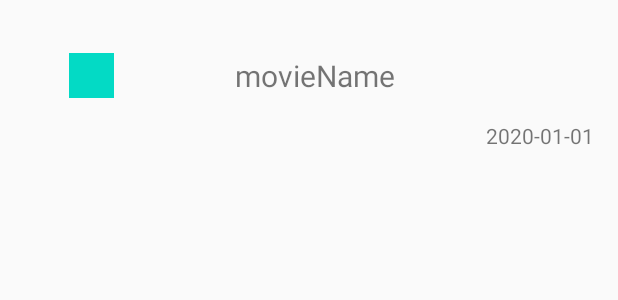
After one commit to Jamong435/Dateapplication, an Android app: the layout recyclerview_item.xml on its own in the app's theme, with its tools: preview values and no code run, on a phone screen of 412 x 824 dp. The commit adds this screen. Shown: the top 300 px of the screen. Run offline under Robolectric (Android 15) with nearby library versions, the phone set to English and light mode, and no system bars; network calls fail.

Commit message:
recyclerview

```diff
--- a/app/src/main/java/com/kim9212/dateapplication/MapActivity.java
+++ b/app/src/main/java/com/kim9212/dateapplication/MapActivity.java
@@ -168,6 +168,8 @@ public class MapActivity extends AppCompatActivity  {
 
 
     public void clickbtn2(View view) {
+        Intent intent = new Intent(this,MovieListActivity.class);
+        startActivity(intent);
 
 
     }
--- a/app/src/main/java/com/kim9212/dateapplication/MyAdapter.java
+++ b/app/src/main/java/com/kim9212/dateapplication/MyAdapter.java
@@ -78,4 +78,5 @@ public class MyAdapter extends RecyclerView.Adapter {
             this.tv_where = tv_where;
         }
     }
+
 }
--- /dev/null
+++ b/app/src/main/res/layout/recyclerview_item.xml
@@ -0,0 +1,43 @@
+<?xml version="1.0" encoding="utf-8"?>
+<androidx.constraintlayout.widget.ConstraintLayout xmlns:android="http://schemas.android.com/apk/res/android"
+    xmlns:app="http://schemas.android.com/apk/res-auto"
+    android:layout_width="match_parent"
+    android:layout_height="100dp"
+    xmlns:tools="http://schemas.android.com/tools">
+    <TextView
+        android:id="@+id/tv_rank"
+        android:layout_width="30dp"
+        android:layout_height="30dp"
+        android:background="@color/colorAccent"
+        android:textSize="24sp"
+        android:textColor="#FFFFFF"
+        android:gravity="center"
+        app:layout_constraintBottom_toBottomOf="parent"
+        app:layout_constraintEnd_toEndOf="parent"
+        app:layout_constraintHorizontal_bias="0.12"
+        app:layout_constraintStart_toStartOf="parent"
+        app:layout_constraintTop_toTopOf="parent"
+        app:layout_constraintVertical_bias="0.506"/>
+    <TextView
+        android:id="@+id/tv_movieNm"
+        android:layout_width="wrap_content"
+        android:layout_height="wrap_content"
+        android:textSize="20sp"
+        app:layout_constraintBottom_toBottomOf="parent"
+        app:layout_constraintEnd_toEndOf="parent"
+        app:layout_constraintHorizontal_bias="0.352"
+        app:layout_constraintStart_toEndOf="@+id/tv_rank"
+        app:layout_constraintTop_toTopOf="parent"
+        app:layout_constraintVertical_bias="0.506"
+        tools:text="movieName" />
+
+    <TextView
+        android:id="@+id/tv_openDt"
+        android:layout_width="wrap_content"
+        android:layout_height="wrap_content"
+        android:layout_marginRight="16dp"
+        android:textSize="14sp"
+        app:layout_constraintBottom_toBottomOf="parent"
+        app:layout_constraintEnd_toEndOf="parent"
+        tools:text="2020-01-01" />
+</androidx.constraintlayout.widget.ConstraintLayout>
```
Also changed, not shown: app/build.gradle (+7 -0 lines), app/src/main/AndroidManifest.xml (+6 -5 lines), app/src/main/java/com/kim9212/dateapplication/MovieAdapter.java (added, +62 -0 lines), app/src/main/java/com/kim9212/dateapplication/MovieListActivity.java (added, +68 -0 lines), app/src/main/java/com/kim9212/dateapplication/RetrofitInterface.java (added, +15 -0 lines), app/src/main/res/layout/activity_movie_list.xml (added, +26 -0 lines).
